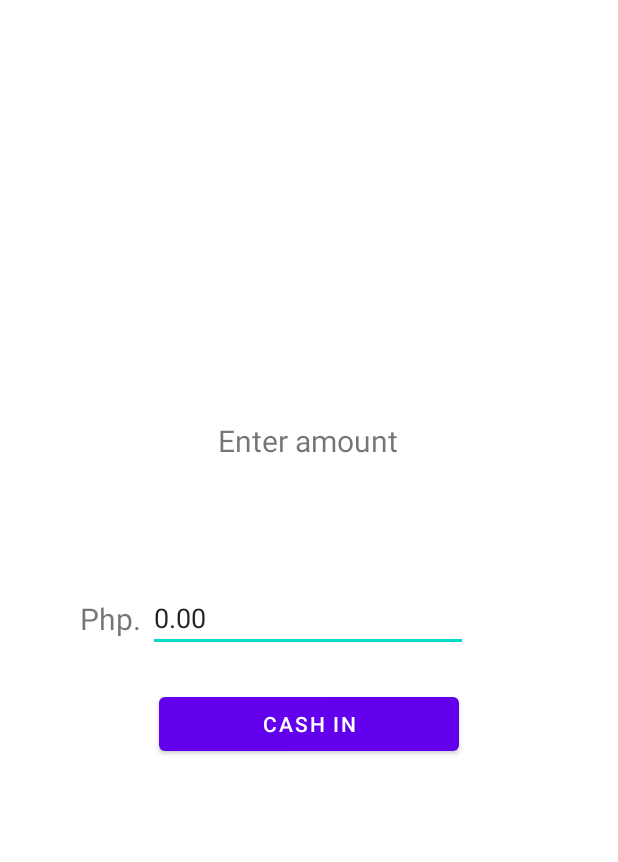
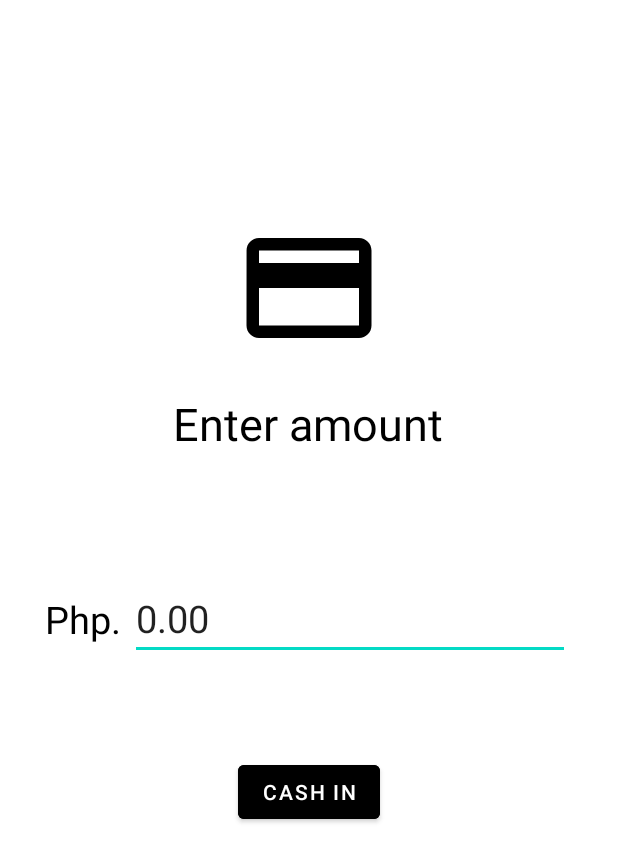
Before and after one commit to KobeSergio/QuiCash, an Android app: the CashInActivity screen opened directly, with no data from a screen before it, on a phone screen of 412 x 824 dp. Shown: the top 862 px of the screen. Run offline under Robolectric (Android 15) with nearby library versions, the phone set to English and light mode, and no system bars; our stand-ins replace Firebase (no records; nobody signed in at launch, a user with empty details on screens opened directly); 1 statement that could not run was skipped.

Commit message:
final project

```diff
--- a/app/src/main/java/com/example/it120_proj/CashInActivity.java
+++ b/app/src/main/java/com/example/it120_proj/CashInActivity.java
@@ -2,9 +2,12 @@ package com.example.it120_proj;
 
 import androidx.annotation.NonNull;
 import androidx.appcompat.app.AppCompatActivity;
+import androidx.core.content.ContextCompat;
 
 import android.content.Intent;
 import android.os.Bundle;
+import android.view.Window;
+import android.view.WindowManager;
 import android.widget.Button;
 import android.widget.EditText;
 import android.widget.Toast;
@@ -28,10 +31,17 @@ public class CashInActivity extends AppCompatActivity {
     DatabaseReference ref;
     double balance, toAdd;
 
+
     @Override
     protected void onCreate(Bundle savedInstanceState) {
         super.onCreate(savedInstanceState);
         setContentView(R.layout.activity_cash_in);
+
+        //Status bar color
+        Window window = getWindow();
+        window.clearFlags(WindowManager.LayoutParams.FLAG_TRANSLUCENT_STATUS);
+        window.addFlags(WindowManager.LayoutParams.FLAG_DRAWS_SYSTEM_BAR_BACKGROUNDS);
+        window.setStatusBarColor(ContextCompat.getColor(this, R.color.black));
 
         FirebaseUser user = FirebaseAuth.getInstance().getCurrentUser();
         ref = FirebaseDatabase.getInstance().getReference().child("Users").child(user.getUid());
--- a/app/src/main/res/layout/activity_cash_in.xml
+++ b/app/src/main/res/layout/activity_cash_in.xml
@@ -8,13 +8,16 @@
 
     <Button
         android:id="@+id/cashInBtn"
-        android:layout_width="200dp"
-        android:layout_height="48dp"
-        android:layout_marginTop="24dp"
+        android:layout_width="wrap_content"
+        android:layout_height="wrap_content"
+        android:layout_marginTop="40dp"
+        android:backgroundTint="@color/black"
         android:text="Cash in"
+        app:layout_constraintBottom_toBottomOf="parent"
         app:layout_constraintEnd_toEndOf="parent"
         app:layout_constraintStart_toStartOf="parent"
-        app:layout_constraintTop_toBottomOf="@+id/cashInAmount" />
+        app:layout_constraintTop_toBottomOf="@+id/cashInAmount"
+        app:layout_constraintVertical_bias="0.07999998" />
 
     <EditText
         android:id="@+id/cashInAmount"
@@ -24,9 +27,10 @@
         android:gravity="left"
         android:inputType="textPersonName"
         android:text="0.00"
+        android:textSize="25sp"
         app:layout_constraintBottom_toBottomOf="parent"
         app:layout_constraintEnd_toEndOf="parent"
-        app:layout_constraintHorizontal_bias="0.497"
+        app:layout_constraintHorizontal_bias="0.73"
         app:layout_constraintStart_toStartOf="parent"
         app:layout_constraintTop_toTopOf="parent" />
 
@@ -36,12 +40,14 @@
         android:layout_height="wrap_content"
         android:layout_marginBottom="82dp"
         android:text="Enter amount"
+        android:textAlignment="center"
+        android:textColor="#000000"
+        android:textSize="30sp"
         app:layout_constraintBottom_toTopOf="@+id/cashInAmount"
         app:layout_constraintEnd_toEndOf="parent"
         app:layout_constraintHorizontal_bias="0.498"
         app:layout_constraintStart_toStartOf="parent"
         app:layout_constraintTop_toTopOf="parent"
-        android:textSize="20sp"
         app:layout_constraintVertical_bias="1.0" />
 
     <TextView
@@ -51,8 +57,21 @@
         android:layout_marginTop="9dp"
         android:layout_marginBottom="9dp"
         android:text="Php. "
-        android:textSize="20sp"
+        android:textColor="#000000"
+        android:textSize="25sp"
         app:layout_constraintBottom_toBottomOf="@+id/cashInAmount"
         app:layout_constraintEnd_toStartOf="@+id/cashInAmount"
         app:layout_constraintTop_toTopOf="@+id/cashInAmount" />
+
+    <ImageView
+        android:id="@+id/imageView"
+        android:layout_width="wrap_content"
+        android:layout_height="wrap_content"
+        android:layout_marginBottom="20dp"
+        app:layout_constraintBottom_toTopOf="@+id/textView"
+        app:layout_constraintEnd_toEndOf="parent"
+        app:layout_constraintStart_toStartOf="parent"
+        app:layout_constraintTop_toTopOf="parent"
+        app:layout_constraintVertical_bias="1.0"
+        app:srcCompat="@drawable/icon_payment" />
 </androidx.constraintlayout.widget.ConstraintLayout>
```
Also changed, not shown: app/src/main/java/com/example/it120_proj/MainActivity.java (+21 -1 lines), app/src/main/java/com/example/it120_proj/TransactionHistory.java (+9 -0 lines), app/src/main/res/drawable/ic_baseline_login_24.xml (added, +10 -0 lines), app/src/main/res/layout/activity_qr.xml (+25 -15 lines), app/src/main/res/layout/activity_transaction_history.xml (+17 -1 lines), app/src/main/res/layout/transaction.xml (+7 -7 lines).
